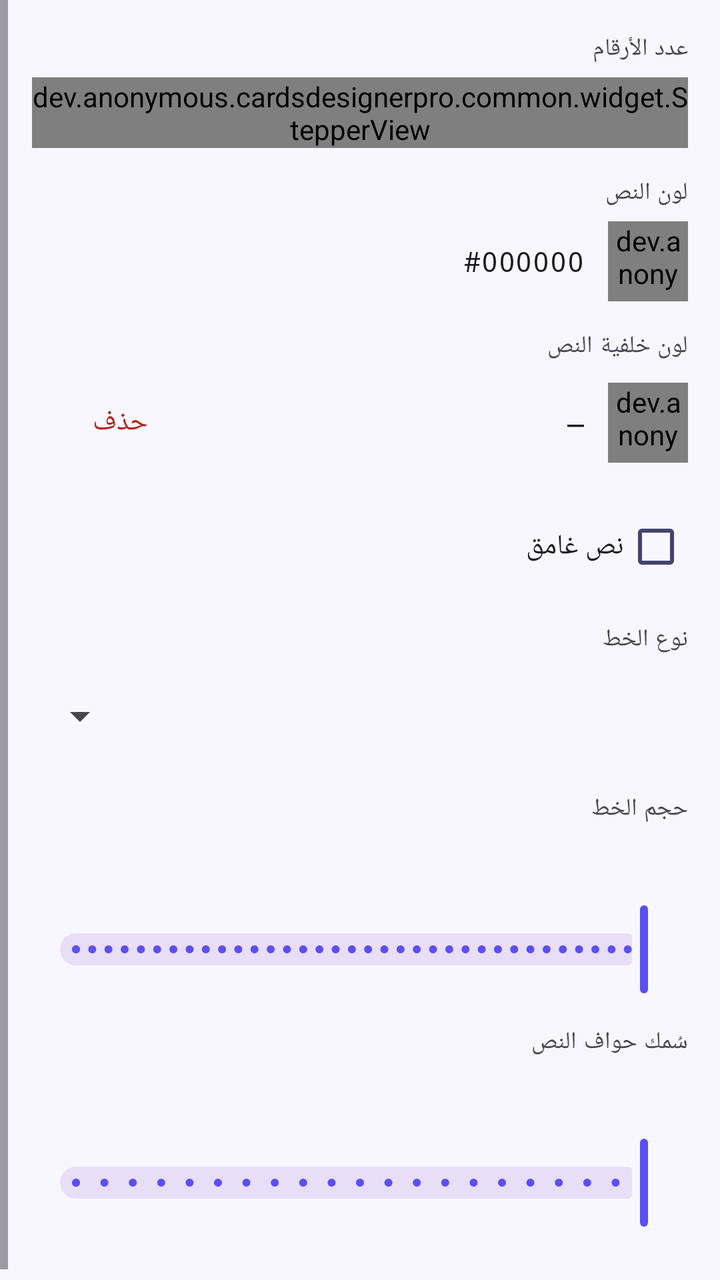
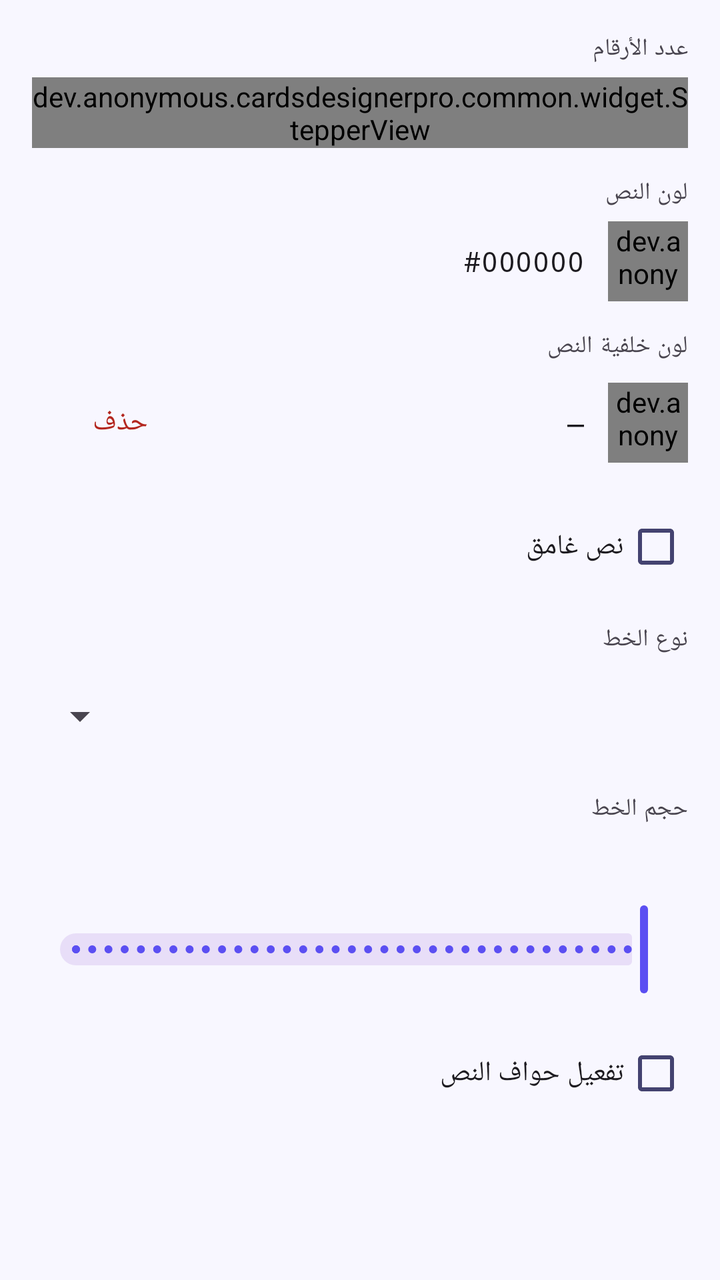

The first picture is an Android layout as it rendered before a commit; the second is the same layout after the commit. The layout source and the unified diff follow.
<!-- AndroidManifest.xml: application theme Theme.CardsDesignerPro -->
<!-- res/layout/fragment_prop_credential.xml -->
<?xml version="1.0" encoding="utf-8"?>
<ScrollView xmlns:android="http://schemas.android.com/apk/res/android"
    xmlns:app="http://schemas.android.com/apk/res-auto"
    android:layout_width="match_parent" android:layout_height="match_parent"
    android:layoutDirection="rtl">
    <LinearLayout android:layout_width="match_parent" android:layout_height="wrap_content"
        android:orientation="vertical" android:padding="16dp">

        <TextView android:layout_width="match_parent" android:layout_height="wrap_content"
            android:text="@string/prop_digit_count" android:textAppearance="?attr/textAppearanceLabelMedium"
            android:layout_marginBottom="6dp" />
        <dev.anonymous.cardsdesignerpro.common.widget.StepperView
            android:id="@+id/stepper_digit_count"
            android:layout_width="wrap_content" android:layout_height="wrap_content"
            android:layout_marginBottom="14dp" />

        <TextView android:layout_width="match_parent" android:layout_height="wrap_content"
            android:text="@string/prop_text_color" android:textAppearance="?attr/textAppearanceLabelMedium"
            android:layout_marginBottom="6dp" />
        <LinearLayout android:layout_width="match_parent" android:layout_height="wrap_content"
            android:orientation="horizontal" android:gravity="center_vertical" android:layout_marginBottom="14dp">
            <dev.anonymous.cardsdesignerpro.common.widget.ColorPreviewView
                android:id="@+id/cpv_text_color"
                android:layout_width="40dp" android:layout_height="40dp" android:layout_marginEnd="12dp" />
            <TextView android:id="@+id/tv_text_color_hex" android:layout_width="wrap_content"
                android:layout_height="wrap_content" android:fontFamily="monospace"
                android:textAppearance="?attr/textAppearanceBodyMedium" android:text="#000000" />
        </LinearLayout>

        
        <TextView android:layout_width="match_parent" android:layout_height="wrap_content"
            android:text="@string/prop_text_bg_color" android:textAppearance="?attr/textAppearanceLabelMedium"
            android:layout_marginBottom="6dp" />
        <LinearLayout android:layout_width="match_parent" android:layout_height="wrap_content"
            android:orientation="horizontal" android:gravity="center_vertical" android:layout_marginBottom="14dp">
            <dev.anonymous.cardsdesignerpro.common.widget.ColorPreviewView
                android:id="@+id/cpv_bg_color"
                android:layout_width="40dp" android:layout_height="40dp" android:layout_marginEnd="12dp" />
            <TextView android:id="@+id/tv_bg_color_hex" android:layout_width="0dp"
                android:layout_height="wrap_content" android:layout_weight="1"
                android:fontFamily="monospace"
                android:textAppearance="?attr/textAppearanceBodyMedium" android:text="—" />
            <com.google.android.material.button.MaterialButton
                android:id="@+id/btn_clear_bg_color"
                style="@style/Widget.Material3.Button.TextButton"
                android:layout_width="wrap_content" android:layout_height="wrap_content"
                android:text="@string/btn_delete"
                android:textColor="?attr/colorError" />
        </LinearLayout>

        <com.google.android.material.checkbox.MaterialCheckBox
            android:id="@+id/cb_bold" android:layout_width="match_parent" android:layout_height="wrap_content"
            android:text="@string/prop_bold" android:layout_marginBottom="14dp" />

        <TextView android:layout_width="match_parent" android:layout_height="wrap_content"
            android:text="@string/prop_font" android:textAppearance="?attr/textAppearanceLabelMedium"
            android:layout_marginBottom="6dp" />
        <Spinner android:id="@+id/spinner_font" android:layout_width="match_parent"
            android:layout_height="48dp" android:layout_marginBottom="14dp" />

        <TextView android:layout_width="match_parent" android:layout_height="wrap_content"
            android:text="@string/prop_font_size" android:textAppearance="?attr/textAppearanceLabelMedium"
            android:layout_marginBottom="6dp" />
        <com.google.android.material.slider.Slider
            android:id="@+id/slider_font_size"
            android:layout_width="match_parent"
            android:layout_height="wrap_content"
            app:labelBehavior="withinBounds"
            android:valueFrom="10.0"
            android:valueTo="100.0"
            android:stepSize="1.0"
            android:layout_marginBottom="14dp" />

        
        <TextView android:layout_width="match_parent" android:layout_height="wrap_content"
            android:text="@string/prop_text_stroke" android:textAppearance="?attr/textAppearanceLabelMedium"
            android:layout_marginBottom="6dp" />
        <com.google.android.material.slider.Slider
            android:id="@+id/slider_text_stroke"
            android:layout_width="match_parent"
            android:layout_height="wrap_content"
            app:labelBehavior="withinBounds"
            android:valueFrom="0.0"
            android:valueTo="10.0"
            android:stepSize="0.5"
            android:layout_marginBottom="14dp" />
    </LinearLayout>
</ScrollView>
<!-- resources referenced by this layout -->
<resources>
  <string name="btn_delete">حذف</string>
  <string name="prop_bold">نص غامق</string>
  <string name="prop_digit_count">عدد الأرقام</string>
  <string name="prop_font">نوع الخط</string>
  <string name="prop_font_size">حجم الخط</string>
  <string name="prop_text_bg_color">لون خلفية النص</string>
  <string name="prop_text_color">لون النص</string>
  <string name="prop_text_stroke">سُمك حواف النص</string>
  <style name="Theme.CardsDesignerPro" parent="Base.Theme.CardsDesignerPro" />
  <style name="Base.Theme.CardsDesignerPro" parent="Theme.Material3.DayNight.NoActionBar">
          <item name="colorPrimary">@color/md_theme_light_primary</item>
          <item name="colorOnPrimary">@color/md_theme_light_onPrimary</item>
          <item name="colorPrimaryContainer">@color/md_theme_light_primaryContainer</item>
          <item name="colorOnPrimaryContainer">@color/md_theme_light_onPrimaryContainer</item>
          <item name="colorSecondary">@color/md_theme_light_secondary</item>
          <item name="colorOnSecondary">@color/md_theme_light_onSecondary</item>
          <item name="android:colorBackground">@color/md_theme_light_background</item>
          <item name="colorSurface">@color/md_theme_light_surface</item>
          <item name="colorOnSurface">@color/md_theme_light_onSurface</item>
          <item name="colorSurfaceVariant">@color/md_theme_light_surfaceVariant</item>
          <item name="colorOnSurfaceVariant">@color/md_theme_light_onSurfaceVariant</item>
          <item name="colorOutline">@color/md_theme_light_outline</item>
          <item name="colorError">@color/md_theme_light_error</item>
          <item name="colorOnError">@color/md_theme_light_onError</item>
          <item name="android:statusBarColor">?attr/colorSurface</item>
          <item name="android:windowLightStatusBar">true</item>
          <item name="android:layoutDirection">rtl</item>
          <item name="android:supportsRtl">true</item>
      </style>
  <color name="md_theme_light_primary">#FF5B4FF2</color>
  <color name="md_theme_light_onPrimary">#FFFFFFFF</color>
  <color name="md_theme_light_primaryContainer">#FFE8E5FF</color>
  <color name="md_theme_light_onPrimaryContainer">#FF1A006E</color>
  <color name="md_theme_light_secondary">#FF00BFA5</color>
  <color name="md_theme_light_onSecondary">#FFFFFFFF</color>
  <color name="md_theme_light_background">#FFF8F7FF</color>
  <color name="md_theme_light_surface">#FFFFFFFF</color>
  <color name="md_theme_light_onSurface">#FF1A1A2E</color>
  <color name="md_theme_light_surfaceVariant">#FFE8E5FF</color>
  <color name="md_theme_light_onSurfaceVariant">#FF444370</color>
  <color name="md_theme_light_outline">#FF7A78A6</color>
  <color name="md_theme_light_error">#FFB3261E</color>
  <color name="md_theme_light_onError">#FFFFFFFF</color>
</resources>

<!-- the commit's change to res/layout/fragment_prop_credential.xml (unified diff, before → after) -->
@@ -72,17 +72,44 @@
             android:layout_marginBottom="14dp" />
 
         
-        <TextView android:layout_width="match_parent" android:layout_height="wrap_content"
-            android:text="@string/prop_text_stroke" android:textAppearance="?attr/textAppearanceLabelMedium"
+        <com.google.android.material.checkbox.MaterialCheckBox
+            android:id="@+id/cb_text_stroke"
+            android:layout_width="match_parent" android:layout_height="wrap_content"
+            android:text="@string/prop_enable_stroke"
             android:layout_marginBottom="6dp" />
-        <com.google.android.material.slider.Slider
-            android:id="@+id/slider_text_stroke"
+
+        <LinearLayout
+            android:id="@+id/layout_text_stroke_options"
             android:layout_width="match_parent"
             android:layout_height="wrap_content"
-            app:labelBehavior="withinBounds"
-            android:valueFrom="0.0"
-            android:valueTo="10.0"
-            android:stepSize="0.5"
-            android:layout_marginBottom="14dp" />
+            android:orientation="vertical"
+            android:visibility="gone">
+
+            <TextView android:layout_width="match_parent" android:layout_height="wrap_content"
+                android:text="@string/prop_stroke_color" android:textAppearance="?attr/textAppearanceLabelMedium"
+                android:layout_marginBottom="6dp" />
+            <LinearLayout android:layout_width="match_parent" android:layout_height="wrap_content"
+                android:orientation="horizontal" android:gravity="center_vertical" android:layout_marginBottom="14dp">
+                <dev.anonymous.cardsdesignerpro.common.widget.ColorPreviewView
+                    android:id="@+id/cpv_stroke_color"
+                    android:layout_width="40dp" android:layout_height="40dp" android:layout_marginEnd="12dp" />
+                <TextView android:id="@+id/tv_stroke_color_hex" android:layout_width="wrap_content"
+                    android:layout_height="wrap_content" android:fontFamily="monospace"
+                    android:textAppearance="?attr/textAppearanceBodyMedium" android:text="#000000" />
+            </LinearLayout>
+
+            <TextView android:layout_width="match_parent" android:layout_height="wrap_content"
+                android:text="@string/prop_text_stroke" android:textAppearance="?attr/textAppearanceLabelMedium"
+                android:layout_marginBottom="6dp" />
+            <com.google.android.material.slider.Slider
+                android:id="@+id/slider_text_stroke"
+                android:layout_width="match_parent"
+                android:layout_height="wrap_content"
+                app:labelBehavior="withinBounds"
+                android:valueFrom="1.0"
+                android:valueTo="10.0"
+                android:stepSize="0.5"
+                android:layout_marginBottom="14dp" />
+        </LinearLayout>
     </LinearLayout>
 </ScrollView>
<!-- resource entries referenced after the edit -->
@@ -3,8 +3,10 @@
   <string name="btn_delete">حذف</string>
   <string name="prop_bold">نص غامق</string>
   <string name="prop_digit_count">عدد الأرقام</string>
+  <string name="prop_enable_stroke">تفعيل حواف النص</string>
   <string name="prop_font">نوع الخط</string>
   <string name="prop_font_size">حجم الخط</string>
+  <string name="prop_stroke_color">لون الحواف</string>
   <string name="prop_text_bg_color">لون خلفية النص</string>
   <string name="prop_text_color">لون النص</string>
   <string name="prop_text_stroke">سُمك حواف النص</string>
